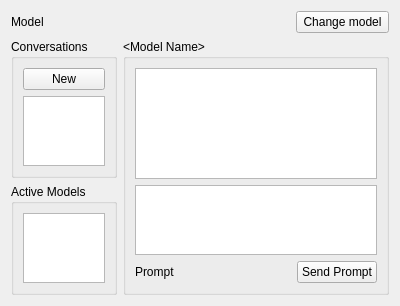
Above: OllamaGui/src/ui/chat.ui from akamlah/ollama-gui before the change. Below: the same form after it.
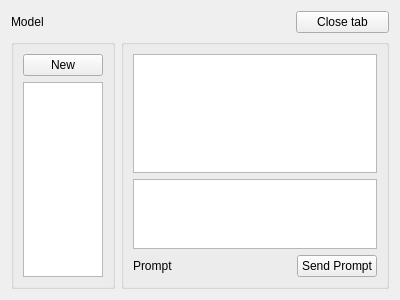
That is the form after the change.

Patch:
```diff
--- a/OllamaGui/src/ui/chat.ui
+++ b/OllamaGui/src/ui/chat.ui
@@ -28,7 +28,7 @@
                 <item>
                     <widget class="QPushButton" name="changeModel">
                         <property name="text">
-                            <string>Change model</string>
+                            <string>Close tab</string>
                         </property>
                     </widget>
                 </item>
@@ -43,9 +43,9 @@
                     <layout class="QVBoxLayout" name="verticalLayout_2" stretch="5,3">
                         <item>
                             <widget class="QGroupBox" name="ConversationsGroup">
-                                <property name="title">
+                                <!-- <property name="title">
                                     <string>Conversations</string>
-                                </property>
+                                </property> -->
                                 <layout class="QVBoxLayout" name="verticalLayout_278" stretch="1,6">
                                     <item>
                                         <widget class="QPushButton" name="NewConversationButton">
@@ -60,7 +60,7 @@
                                 </layout>
                             </widget>
                         </item>
-                        <item>
+                        <!-- <item>
                             <widget class="QGroupBox" name="ModelListGroup">
                                 <property name="title">
                                     <string>Active Models</string>
@@ -71,15 +71,15 @@
                                     </item>
                                 </layout>
                             </widget>
-                        </item>
+                        </item> -->
                     </layout>
                 </item>
 
                 <item>
                     <widget class="QGroupBox" name="ActiveChatGroup">
-                        <property name="title">
+                        <!-- <property name="title">
                             <string>&lt;Model Name&gt;</string>
-                        </property>
+                        </property> -->
                         <layout class="QVBoxLayout" name="verticalLayout" stretch="11,2,1">
                             <item>
                                 <widget class="QListWidget" name="MessageDisplayListWidget"/>
```
Left out of the diff: 2 changed lines with no effect on the pictures.
